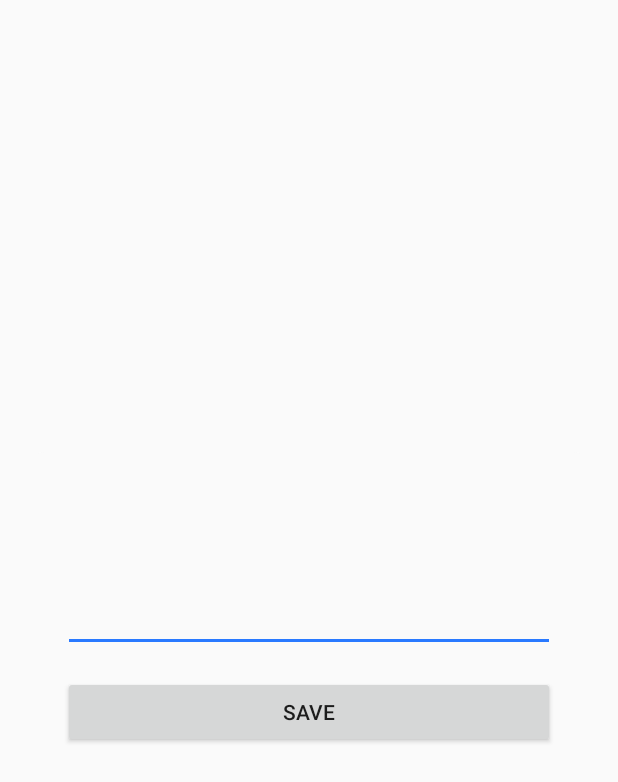
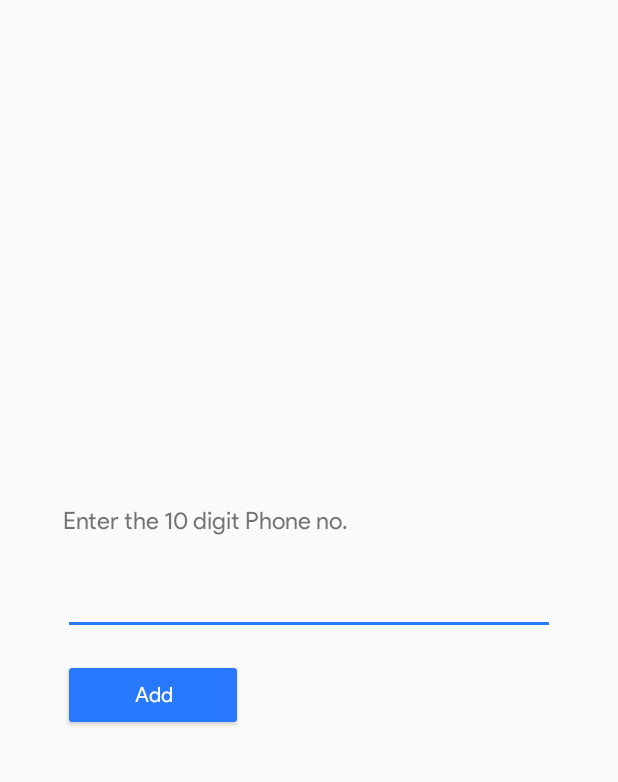
Before and after one commit to captain82/JustBlockIt, an Android app: the layout activity_add_contact.xml on its own in the app's theme, with its tools: preview values and no code run, on a phone screen of 412 x 824 dp. Shown: the top 782 px of the screen. Run offline under Robolectric (Android 15) with nearby library versions, the phone set to English and light mode, and no system bars.

Commit message:
Add number activity design complete.

```diff
--- a/app/src/main/java/com/example/blocked/IncomingCallReceiver.kt
+++ b/app/src/main/java/com/example/blocked/IncomingCallReceiver.kt
@@ -12,9 +12,9 @@ import java.lang.Exception
 class IncomingCallReceiver:BroadcastReceiver() {
     @SuppressLint("SoonBlockedPrivateApi")
 
-    val numbersList = listOf<String>("+919955318772" , "+919123485172","+919353888768")
+    val numbersList = listOf<String>()
+
     override fun onReceive(context: Context?, intent: Intent?) {
-
         var telephonyService: ITelephony
         val state = intent?.getStringExtra(TelephonyManager.EXTRA_STATE)
         val number = intent?.extras?.getString(TelephonyManager.EXTRA_INCOMING_NUMBER)
--- a/app/src/main/res/layout/activity_add_contact.xml
+++ b/app/src/main/res/layout/activity_add_contact.xml
@@ -19,23 +19,39 @@
         android:clickable="true"
         android:padding="24dp">
 
+        <TextView
+            android:id="@+id/title"
+            android:layout_width="match_parent"
+            android:layout_height="wrap_content"
+            android:text="Enter the 10 digit Phone no."
+            android:fontFamily="@font/product_sans_regular"
+            android:textSize="16sp"
+            app:layout_constraintTop_toTopOf="parent"
+            />
+
         <EditText
             android:id="@+id/editText"
             android:layout_width="match_parent"
             android:layout_height="wrap_content"
             app:layout_constraintStart_toStartOf="parent"
             app:layout_constraintEnd_toEndOf="parent"
-            app:layout_constraintTop_toTopOf="parent"
-            app:layout_constraintBottom_toBottomOf="parent"
+            app:layout_constraintTop_toBottomOf="@id/title"
+            android:fontFamily="@font/product_sans_regular"
+            android:layout_marginTop="24dp"
             />
 
         <Button
             android:id="@+id/saveButton"
-            android:layout_width="match_parent"
+            android:layout_width="120dp"
             android:layout_height="wrap_content"
             app:layout_constraintTop_toBottomOf="@id/editText"
             android:layout_marginTop="16dp"
-            android:text="save"/>
+            app:layout_constraintStart_toStartOf="parent"
+            android:textAllCaps="false"
+            android:fontFamily="@font/product_sans_regular"
+            android:backgroundTint="@color/colorAccent"
+            android:textColor="#ffffff"
+            android:text="Add"/>
 
     </androidx.constraintlayout.widget.ConstraintLayout>
 </FrameLayout>
```
Also changed, not shown: app/src/main/java/com/example/blocked/AddContactActivity.kt (+14 -2 lines), app/src/main/java/com/example/blocked/ContactsViewModel.kt (+7 -5 lines), app/src/main/java/com/example/blocked/MainActivity.kt (+31 -2 lines), app/src/main/res/font/product_sans_bold.ttf (added), app/src/main/res/font/product_sans_regular.ttf (added).
